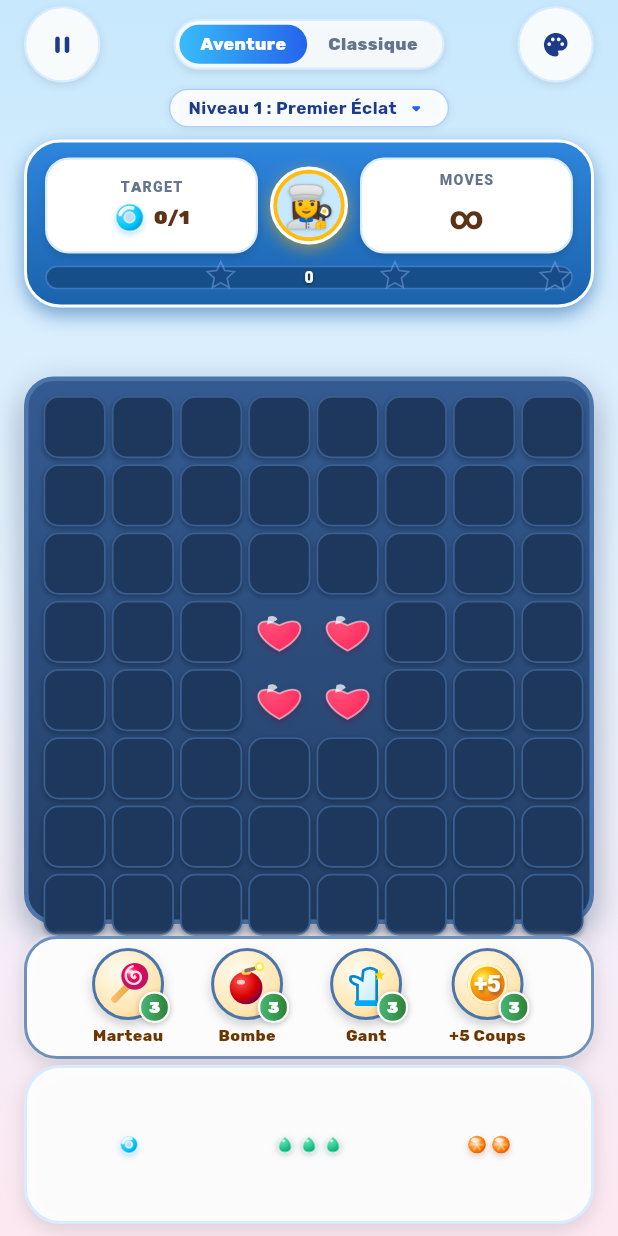
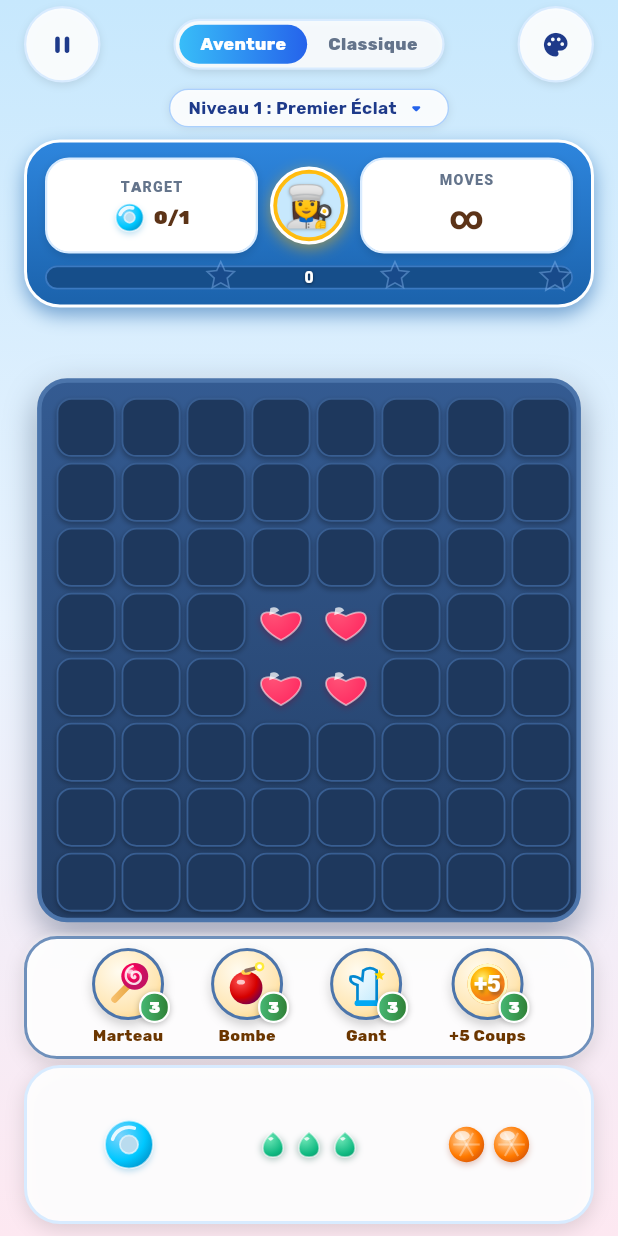
Before and after one commit to Anisghd-lab/block-blast-android, a Flutter app: the screen it shows after launch, on a phone screen of 412 x 824 dp. Run offline on Flutter 3.47's test engine with Material 3 defaults, Android fonts, the phone set to English and light mode, and no system bars; our stand-ins replace google_fonts, shared_preferences.

Commit message:
fix(interaction): enlarge dock pieces and hitboxes, migrate DragTarget to root GameScreen to eliminate overflows and dead zones

```diff
--- a/lib/ui/screens/game_screen.dart
+++ b/lib/ui/screens/game_screen.dart
@@ -1,3 +1,4 @@
+import '../../engine/block_shape.dart';
 import 'package:flutter/material.dart';
 import 'package:provider/provider.dart';
 import '../../core/theme/app_colors.dart';
@@ -104,7 +105,31 @@ class GameScreen extends StatelessWidget {
               )
             : BoxDecoration(color: theme.backgroundColor),
         child: SafeArea(
-          child: Column(
+          child: DragTarget<Map<String, dynamic>>(
+            hitTestBehavior: HitTestBehavior.translucent,
+            onWillAcceptWithDetails: (details) => true,
+            onMove: (details) {
+              final shape = details.data['shape'] as BlockShape;
+              final target = GameBoard.calculateTargetCell(details.offset, shape);
+              if (target != null) {
+                gameProvider.setDragPreview(shape, target.$1, target.$2);
+              } else {
+                gameProvider.setDragPreview(null, null, null);
+              }
+            },
+            onLeave: (_) {
+              gameProvider.setDragPreview(null, null, null);
+            },
+            onAcceptWithDetails: (details) {
+              final shape = details.data['shape'] as BlockShape;
+              final target = GameBoard.calculateTargetCell(details.offset, shape);
+              if (target != null) {
+                final pieceIndex = details.data['pieceIndex'] as int;
+                gameProvider.tryPlacePiece(pieceIndex, target.$1, target.$2);
+              }
+            },
+            builder: (context, candidateData, rejectedData) {
+              return Column(
                 children: [
                   // 1. HUD & Score (Isolé dans un RepaintBoundary pour le rasterizer)
                   RepaintBoundary(
@@ -141,6 +166,8 @@ class GameScreen extends StatelessWidget {
                     ),
                   ),
                 ],
+              );
+            },
           ),
         ),
       ),
--- a/lib/ui/widgets/draggable_piece.dart
+++ b/lib/ui/widgets/draggable_piece.dart
@@ -18,18 +18,19 @@ class DraggablePiece extends StatelessWidget {
     required this.pieceIndex,
     required this.shape,
     required this.theme,
-    this.dockCellSize = 22.0,
-    this.boardCellSize = 38.0,
+    this.dockCellSize = 24.0,
+    this.boardCellSize = 36.0,
     this.isPlaceable = true,
   }) : super(key: key);
 
   @override
   Widget build(BuildContext context) {
     // Largeur et hauteur de la forme au format plateau
-    final feedbackWidth = shape.cols * boardCellSize + (shape.cols - 1) * 3.0;
-    final feedbackHeight = shape.rows * boardCellSize + (shape.rows - 1) * 3.0;
+    final feedbackWidth = shape.cols * boardCellSize + (shape.cols - 1) * 4.0;
+    final feedbackHeight = shape.rows * boardCellSize + (shape.rows - 1) * 4.0;
 
     return Draggable<Map<String, dynamic>>(
+      dragAnchorStrategy: pointerDragAnchorStrategy,
       data: {
         'pieceIndex': pieceIndex,
         'shape': shape,
@@ -44,8 +45,6 @@ class DraggablePiece extends StatelessWidget {
         child: Transform.translate(
           // Décalage vertical de -75px pour que le doigt ne cache jamais la pièce ni la grille !
           offset: Offset(-feedbackWidth / 2, -feedbackHeight / 2 - 75.0),
-          child: Transform.scale(
-            scale: 1.10,
           child: Container(
             decoration: BoxDecoration(
               borderRadius: BorderRadius.circular(12),
@@ -57,19 +56,31 @@ class DraggablePiece extends StatelessWidget {
                 ),
               ],
             ),
-              child: _buildShapeMatrix(cellSize: boardCellSize, spacing: 3.0, opacity: 0.98),
-            ),
+            child: _buildShapeMatrix(cellSize: boardCellSize, spacing: 4.0, opacity: 0.98),
           ),
         ),
       ),
       childWhenDragging: Opacity(
         opacity: 0.15,
+        child: Container(
+          width: 84.0,
+          height: 84.0,
+          alignment: Alignment.center,
           child: _buildShapeMatrix(cellSize: dockCellSize, spacing: 2.0, opacity: 0.15),
         ),
+      ),
+      // Container plein format 84x84 pour que le toucher / drag se déclenche instantanément
+      // même sur les petits blocs 1x1 sans rater la cible
       child: AnimatedOpacity(
         duration: const Duration(milliseconds: 200),
         opacity: isPlaceable ? 1.0 : 0.4,
+        child: Container(
+          width: 84.0,
+          height: 84.0,
+          color: Colors.transparent,
+          alignment: Alignment.center,
           child: _buildShapeMatrix(cellSize: dockCellSize, spacing: 2.0, opacity: 1.0),
+        ),
       ),
     );
   }
--- a/lib/ui/widgets/game_board.dart
+++ b/lib/ui/widgets/game_board.dart
@@ -10,19 +10,52 @@ import 'board_cell.dart';
 import 'juice_effects.dart';
 
 class GameBoard extends StatefulWidget {
+  static final GlobalKey boardKey = GlobalKey();
+  static double currentCellSize = 34.0;
+  static const double spacing = 4.0;
+  static const double padding = 10.0;
+  static const double fingerVerticalOffset = -75.0;
+
   const GameBoard({Key? key}) : super(key: key);
+
+  /// Calcule avec précision la cellule cible (row, col) pour une pièce donnée
+  /// selon la position globale du doigt sur l'écran
+  static (int, int)? calculateTargetCell(
+    Offset globalTouchPosition,
+    BlockShape shape,
+  ) {
+    final renderBox = boardKey.currentContext?.findRenderObject() as RenderBox?;
+    if (renderBox == null || !renderBox.hasSize) return null;
+
+    final localTouch = renderBox.globalToLocal(globalTouchPosition);
+    final visualCenter = Offset(localTouch.dx, localTouch.dy + fingerVerticalOffset);
+
+    // Dimensions exactes de la pièce avec espacement
+    final pieceWidth = shape.cols * currentCellSize + (shape.cols - 1) * spacing;
+    final pieceHeight = shape.rows * currentCellSize + (shape.rows - 1) * spacing;
+
+    // Coin supérieur gauche de la pièce
+    final pieceLeft = visualCenter.dx - pieceWidth / 2;
+    final pieceTop = visualCenter.dy - pieceHeight / 2;
+
+    final totalStep = currentCellSize + spacing;
+    final col = ((pieceLeft - padding) / totalStep).round();
+    final row = ((pieceTop - padding) / totalStep).round();
+
+    if (row < 0 || row + shape.rows > BoardState.size ||
+        col < 0 || col + shape.cols > BoardState.size) {
+      return null;
+    }
+    return (row, col);
+  }
 
   @override
   State<GameBoard> createState() => _GameBoardState();
 }
 
 class _GameBoardState extends State<GameBoard> {
-  final GlobalKey _boardKey = GlobalKey();
   final GlobalKey<JuiceOverlayState> _juiceKey = GlobalKey<JuiceOverlayState>();
   int _lastHandledClearTimestamp = 0;
-
-  // Décalage tactile vertical standard pour mobile (la pièce flotte au-dessus du doigt)
-  static const double fingerVerticalOffset = -75.0;
 
   void _handleClearEffects(
     ClearEvent event,
@@ -226,12 +259,14 @@ class _GameBoardState extends State<GameBoard> {
 
     final screenSize = MediaQuery.of(context).size;
     final availableWidth = screenSize.width - 32.0;
-    final availableHeight = screenSize.height * 0.48;
+    final availableHeight = screenSize.height * 0.44;
     final boardSize = (availableWidth < availableHeight ? availableWidth : availableHeight)
-        .clamp(240.0, 420.0);
-    const double padding = 10.0;
-    const double spacing = 4.0;
+        .clamp(240.0, 380.0);
+    const double padding = GameBoard.padding;
+    const double spacing = GameBoard.spacing;
     final cellSize = (boardSize - (padding * 2) - (spacing * 7)) / BoardState.size;
+
+    GameBoard.currentCellSize = cellSize;
 
     // Déclencher les effets dès qu'un nouvel événement de destruction survient
     final clearEvent = gameProvider.lastClearEvent;
@@ -242,44 +277,34 @@ class _GameBoardState extends State<GameBoard> {
       });
     }
 
+    // Calcul des lignes/colonnes "presque pleines" (7/8 remplies) — lueur d'aperçu
+    final Set<int> nearFullRows = {};
+    final Set<int> nearFullCols = {};
+    final grid = gameProvider.board.grid;
+    for (int r = 0; r < BoardState.size; r++) {
+      int filled = 0;
+      for (int c = 0; c < BoardState.size; c++) {
+        if (grid[r][c] != 0) filled++;
+      }
+      if (filled >= BoardState.size - 1) nearFullRows.add(r);
+    }
+    for (int c = 0; c < BoardState.size; c++) {
+      int filled = 0;
+      for (int r = 0; r < BoardState.size; r++) {
+        if (grid[r][c] != 0) filled++;
+      }
+      if (filled >= BoardState.size - 1) nearFullCols.add(c);
+    }
+
     return Center(
       child: JuiceOverlay(
         key: _juiceKey,
-        child: SizedBox(
-          width: boardSize,
-          // Extension verticale invisible (+110px) pour que le doigt puisse descendre
-          // sous le plateau lors de la pose sur les 3 dernières lignes sans déclencher onLeave
-          height: boardSize + 110.0,
-          child: DragTarget<Map<String, dynamic>>(
-            hitTestBehavior: HitTestBehavior.translucent,
-            onWillAcceptWithDetails: (details) => true,
-            onMove: (details) {
-              final shape = details.data['shape'] as BlockShape;
-              final target = _calculateTargetCell(details.offset, boardSize, cellSize, spacing, padding, shape);
-              if (target != null) {
-                gameProvider.setDragPreview(shape, target.$1, target.$2);
-              } else {
-                gameProvider.setDragPreview(null, null, null);
-              }
-            },
-            onLeave: (_) {
-              gameProvider.setDragPreview(null, null, null);
-            },
-            onAcceptWithDetails: (details) {
-              final shape = details.data['shape'] as BlockShape;
-              final target = _calculateTargetCell(details.offset, boardSize, cellSize, spacing, padding, shape);
-              if (target != null) {
-                final pieceIndex = details.data['pieceIndex'] as int;
-                gameProvider.tryPlacePiece(pieceIndex, target.$1, target.$2);
-              }
-            },
-            builder: (context, candidateData, rejectedData) {
-              return Stack(
+        child: Stack(
           clipBehavior: Clip.none,
-                alignment: Alignment.topCenter,
+          alignment: Alignment.center,
           children: [
             Container(
-                    key: _boardKey,
+              key: GameBoard.boardKey,
               width: boardSize,
               height: boardSize,
               padding: const EdgeInsets.all(padding),
@@ -326,32 +351,7 @@ class _GameBoardState extends State<GameBoard> {
                         ),
                       ],
                     ),
-              child: Builder(
-                builder: (context) {
-                  // Calcul des lignes/colonnes "presque pleines" (7/8 remplies) — lueur d'aperçu
-                  final Set<int> nearFullRows = {};
-                  final Set<int> nearFullCols = {};
-                  final grid = gameProvider.board.grid;
-                  for (int r = 0; r < BoardState.size; r++) {
-                    int filled = 0;
-                    for (int c = 0; c < BoardState.size; c++) {
-                      if (grid[r][c] != 0) filled++;
-                    }
-                    if (filled >= BoardState.size - 1) nearFullRows.add(r);
-                  }
-                  for (int c = 0; c < BoardState.size; c++) {
-                    int filled = 0;
-                    for (int r = 0; r < BoardState.size; r++) {
-                      if (grid[r][c] != 0) filled++;
-                    }
-                    if (filled >= BoardState.size - 1) nearFullCols.add(c);
-                  }
-
-                  // Grille construite manuellement (Column/Row) pour que les hitboxes
-                  // correspondent EXACTEMENT au calcul pixel de _calculateTargetCell.
-                  // GridView peut étirer les cellules et décaler le mapping tactile,
-                  // rendant les 3 dernières lignes inaccessibles au drag-and-drop.
-                  return Column(
+              child: Column(
                 mainAxisSize: MainAxisSize.min,
                 children: List.generate(BoardState.size, (r) {
                   return Row(
@@ -360,7 +360,6 @@ class _GameBoardState extends State<GameBoard> {
                       final rawColor = gameProvider.board.grid[r][c];
                       final isClearing = gameProvider.clearingRows.contains(r) ||
                           gameProvider.clearingCols.contains(c);
-                          // Lueur subtile sur les blocs d'une ligne/colonne presque complète
                       final isNearComplete =
                           (nearFullRows.contains(r) || nearFullCols.contains(c)) &&
                           rawColor != 0;
@@ -415,8 +414,6 @@ class _GameBoardState extends State<GameBoard> {
                     }),
                   );
                 }),
-                  );
-                },
               ),
             ),
             // Bannière de ciblage lorsque le marteau ou la bombe est actif
@@ -430,44 +427,8 @@ class _GameBoardState extends State<GameBoard> {
                 ),
               ),
           ],
-        );
-      },
-    ),
         ),
       ),
     );
   }
-
-  (int, int)? _calculateTargetCell(
-    Offset globalTouchPosition,
-    double boardSize,
-    double cellSize,
-    double spacing,
-    double padding,
-    BlockShape shape,
-  ) {
-    final renderBox = _boardKey.currentContext?.findRenderObject() as RenderBox?;
-    if (renderBox == null) return null;
-
-    final localTouch = renderBox.globalToLocal(globalTouchPosition);
-    final visualCenter = Offset(localTouch.dx, localTouch.dy + fingerVerticalOffset);
-
-    // Dimensions exactes de la pièce avec espacement
-    final pieceWidth = shape.cols * cellSize + (shape.cols - 1) * spacing;
-    final pieceHeight = shape.rows * cellSize + (shape.rows - 1) * spacing;
-
-    // Coin supérieur gauche de la pièce
-    final pieceLeft = visualCenter.dx - pieceWidth / 2;
-    final pieceTop = visualCenter.dy - pieceHeight / 2;
-
-    final totalStep = cellSize + spacing;
-    final col = ((pieceLeft - padding) / totalStep).round();
-    final row = ((pieceTop - padding) / totalStep).round();
-
-    if (row < 0 || row + shape.rows > BoardState.size ||
-        col < 0 || col + shape.cols > BoardState.size) {
-      return null;
 }
-    return (row, col);
-  }
-}
--- a/lib/ui/widgets/piece_dock.dart
+++ b/lib/ui/widgets/piece_dock.dart
@@ -1,3 +1,4 @@
+import 'game_board.dart';
 import 'package:flutter/material.dart';
 import 'package:provider/provider.dart';
 import '../../core/theme/app_colors.dart';
@@ -61,8 +62,8 @@ class PieceDock extends StatelessWidget {
             return const Expanded(
               child: Center(
                 child: SizedBox(
-                  width: 76.0,
-                  height: 76.0,
+                  width: 84.0,
+                  height: 84.0,
                 ),
               ),
             );
@@ -70,13 +71,26 @@ class PieceDock extends StatelessWidget {
 
           final isPlaceable = board.canFitAnywhere(piece);
           final maxDim = piece.rows > piece.cols ? piece.rows : piece.cols;
-          final uniformCellSize = maxDim >= 5 ? 12.5 : 14.0;
+
+          // Tailles adaptatives généreuses pour que les blocs soient bien visibles et faciles à saisir
+          final double uniformCellSize;
+          if (maxDim <= 1) {
+            uniformCellSize = 38.0; // Bloc 1x1 bien grand (38px) et facile à attraper
+          } else if (maxDim <= 2) {
+            uniformCellSize = 28.0; // Bloc 2x2 = 56px
+          } else if (maxDim <= 3) {
+            uniformCellSize = 22.0; // Bloc 3x3 = 66px
+          } else if (maxDim <= 4) {
+            uniformCellSize = 17.5; // Bloc 4x4 = 70px
+          } else {
+            uniformCellSize = 14.5; // Barre de 5 = 72px
+          }
 
           return Expanded(
             child: Center(
               child: SizedBox(
-                width: 76.0,
-                height: 76.0,
+                width: 84.0,
+                height: 84.0,
                 child: Center(
                   child: GestureDetector(
                     behavior: HitTestBehavior.opaque,
@@ -86,7 +100,7 @@ class PieceDock extends StatelessWidget {
                       shape: piece,
                       theme: theme,
                       dockCellSize: uniformCellSize,
-                      boardCellSize: 38.0,
+                      boardCellSize: GameBoard.currentCellSize > 0 ? GameBoard.currentCellSize : 34.0,
                       isPlaceable: isPlaceable,
                     ),
                   ),
```
Lines whose indentation alone changed are shown as unchanged.
